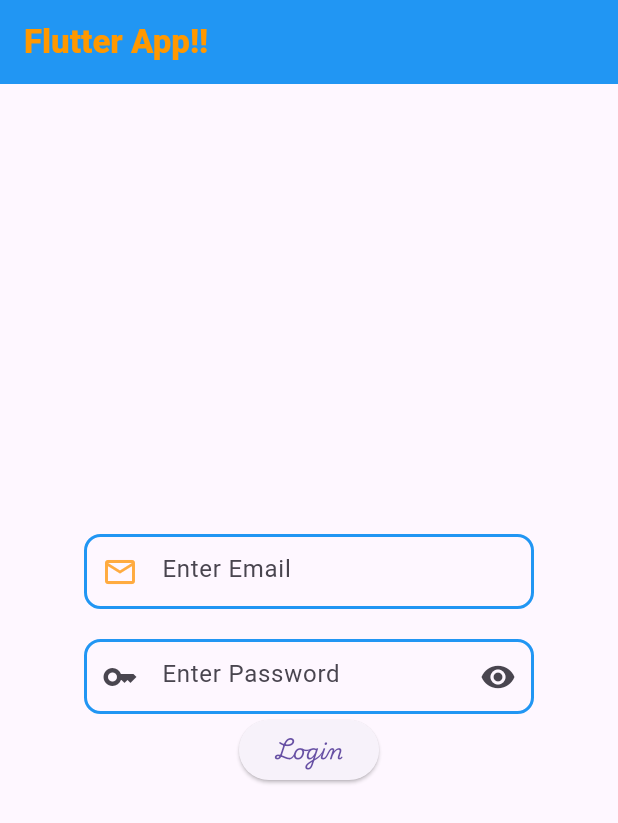
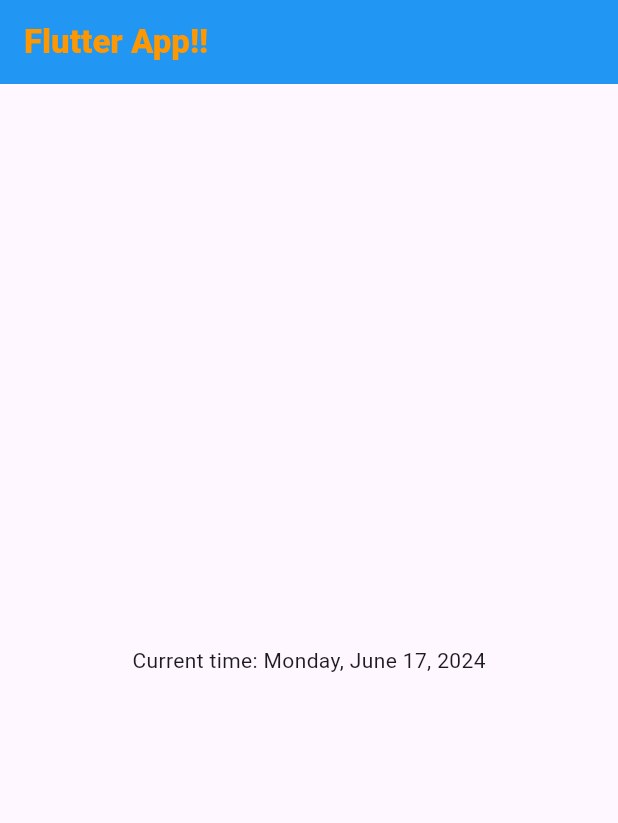
Before and after one commit to IllTushar/flutterComponents, a Flutter app: the screen it shows after launch, on a phone screen of 412 x 824 dp. Shown: the top 823 px of the screen. Run offline on Flutter 3.47's test engine with Material 3 defaults, Android fonts, the phone set to English and light mode, and no system bars; missing offline and left inert: dart:ffi.

Commit message:
date time

```diff
--- a/lib/main.dart
+++ b/lib/main.dart
@@ -1,7 +1,7 @@
 import 'dart:ffi';
 import 'package:flutter/services.dart';
 import 'package:flutter/material.dart';
-
+import 'package:intl/intl.dart';
 void main() {
   runApp(MaterialApp(
     home: MyApp(),
@@ -17,8 +17,7 @@ class MyApp extends StatelessWidget {
     SystemChrome.setSystemUIOverlayStyle(SystemUiOverlayStyle(
       statusBarColor: Colors.green, // Set your desired color here
     ));
-    var email = TextEditingController();
-    var password = TextEditingController();
+    var time = DateTime.now();
     return SafeArea(
       child: Scaffold(
           appBar: AppBar(
@@ -33,67 +32,10 @@ class MyApp extends StatelessWidget {
           body: Column(
             mainAxisAlignment: MainAxisAlignment.center,
             children: <Widget>[
-              Center(
-                child: Container(
-                  width: 300,
-                  height: 50,
-                  child: TextField(
-                    keyboardType: TextInputType.emailAddress,
-                    controller: email,
-                    decoration: InputDecoration(
-                        hintText: "Enter Email",
-                        focusedBorder: OutlineInputBorder(
-                            borderRadius: BorderRadius.circular(11),
-                            borderSide:
-                                BorderSide(color: Colors.orange, width: 2)),
-                        enabledBorder: OutlineInputBorder(
-                            borderRadius: BorderRadius.circular(11),
-                            borderSide:
-                                BorderSide(color: Colors.blue, width: 2)),
-                        prefixIcon: Icon(Icons.email_outlined),
-                        prefixIconColor: Colors.orangeAccent),
-                  ),
-                ),
-              ),
               Container(
                 width: double.infinity,
-                height: 20,
-              ),
-              Center(
-                child: Container(
-                  width: 300,
-                  height: 50,
-                  child: TextField(
-                    obscureText: true,
-                    controller: password,
-                    obscuringCharacter: "*",
-                    decoration: InputDecoration(
-                      hintText: "Enter Password",
-                      focusedBorder: OutlineInputBorder(
-                          borderRadius: BorderRadius.circular(11),
-                          borderSide:
-                              BorderSide(color: Colors.orange, width: 2)),
-                      enabledBorder: OutlineInputBorder(
-                          borderRadius: BorderRadius.circular(11),
-                          borderSide: BorderSide(color: Colors.blue, width: 2)),
-                      prefixIcon: Icon(Icons.key),
-                      suffixIcon: IconButton(
-                        icon: Icon(Icons.visibility),
-                        onPressed: () {
-                          Icon(Icons.visibility_off);
-                        },
-                      ),
-                    ),
-                  ),
-                ),
-              ),
-              Center(
-                child: ElevatedButton(
-                  child: Text("Login",style: TextStyle(fontFamily: 'Font_Main'),),
-                  onPressed: (){
-                    print("Email ${email.text.toString().trim()} , password ${password.text.toString().trim()}");
-                  },
-                ),
+                height: 50,
+                child: Center(child: Text("Current time: ${DateFormat('yMMMMEEEEd').format(time)}")),
               )
             ],
           )),
--- a/pubspec.yaml
+++ b/pubspec.yaml
@@ -35,6 +35,7 @@ dependencies:
   # The following adds the Cupertino Icons font to your application.
   # Use with the CupertinoIcons class for iOS style icons.
   cupertino_icons: ^1.0.6
+  intl: ^0.19.0
 
 dev_dependencies:
   flutter_test:
```
Also changed, not shown: pubspec.lock.
